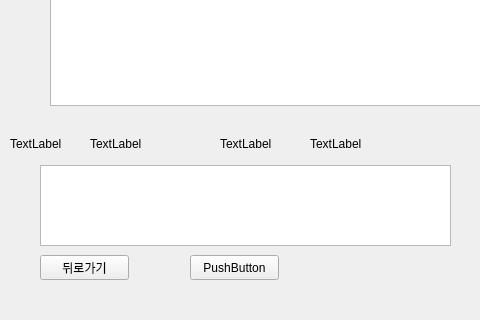
First picture: the form in student_client.ui, repository Eduappproject/education_application, before the edit; both pictures show x 0 to 480 and y 365 to 685 of the 627 by 685 pixel window.
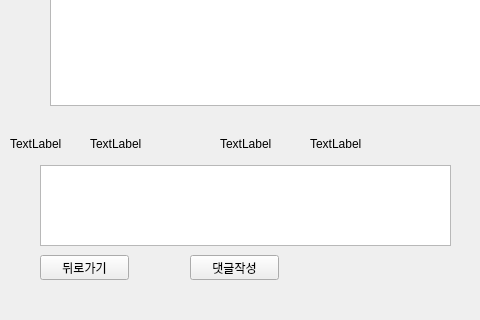
Second picture: the form after the edit. The open tabs and pages were chosen to show the change.

Commit message: 서버 대충 취합함 (문제 풀기후 포인트 저장 하는 부분 작성중)

The edit to the form file:
```diff
--- a/student_client.ui
+++ b/student_client.ui
@@ -1217,7 +1217,7 @@
       </rect>
      </property>
      <property name="text">
-      <string>PushButton</string>
+      <string>댓글작성</string>
      </property>
     </widget>
     <widget class="QTextEdit" name="textEdit">
```
Left out of the diff: 4 changed lines with no effect on the pictures. The commit also changes 3 other files.
